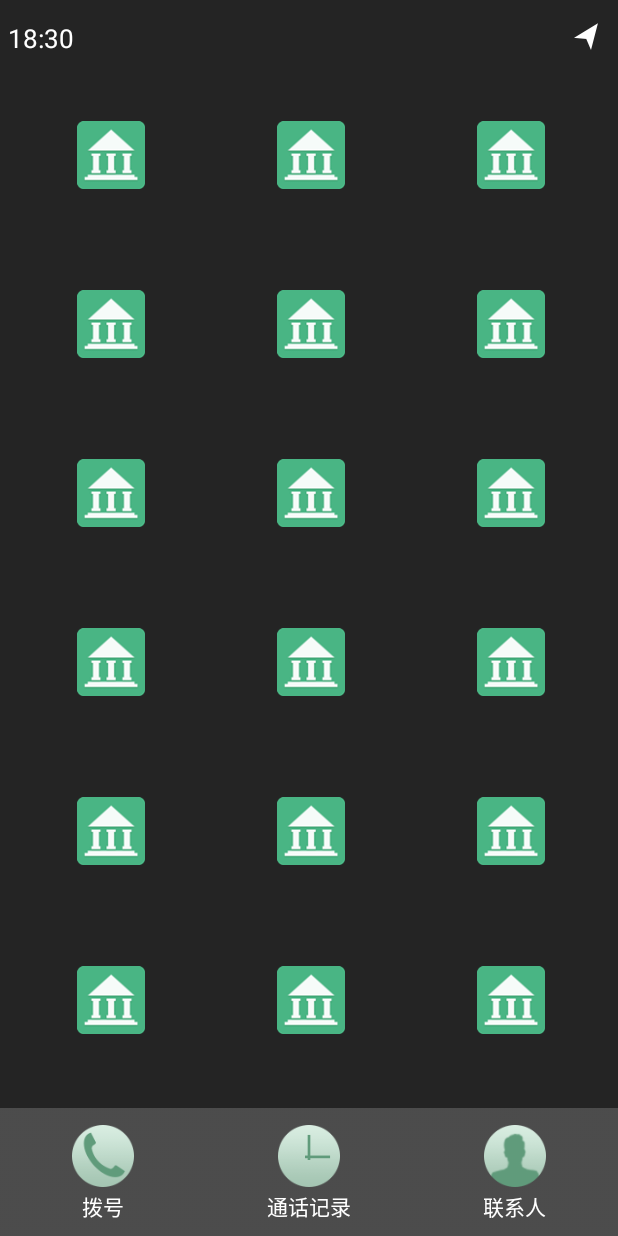
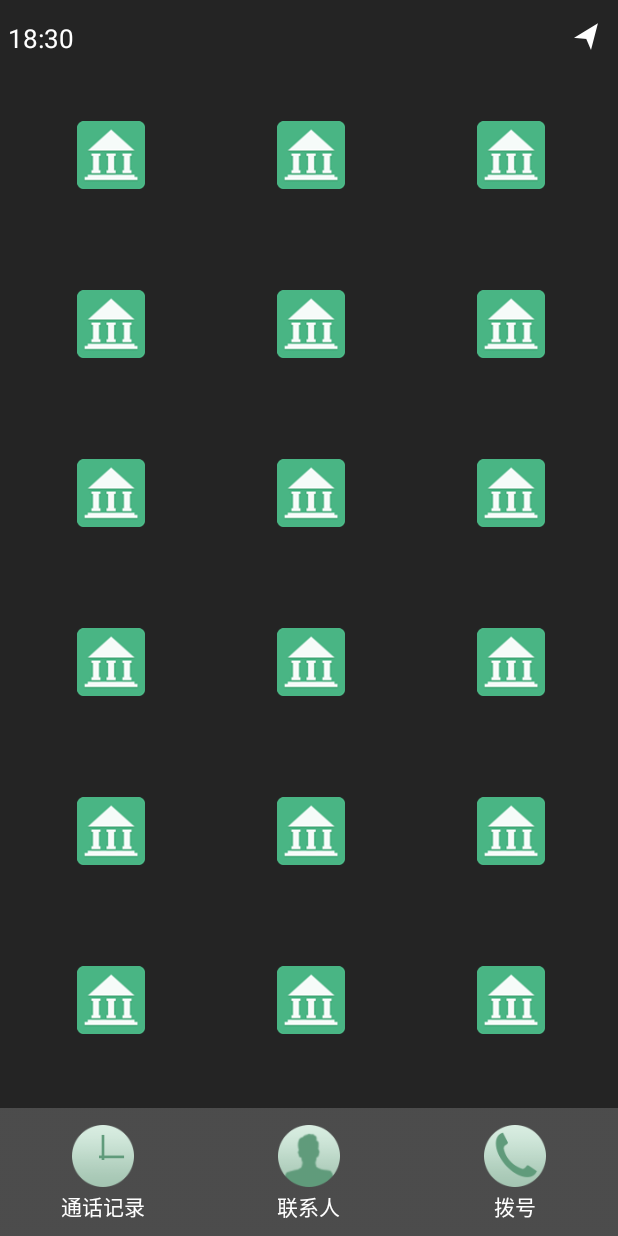
Before and after one commit to luyulove001/coeus-launcher, an Android app: the LauncherActivity screen opened directly, with no data from a screen before it, on a phone screen of 412 x 824 dp. Run offline under Robolectric (Android 15) with nearby library versions, the phone set to English and light mode, and no system bars; libraries missing offline, so code that uses them is left out: com.umeng.analytics, io.vov.vitamio; 22 statements that could not run were skipped.

Commit message:
合并分支

```diff
--- a/app/src/main/res/layout/dock.xml
+++ b/app/src/main/res/layout/dock.xml
@@ -7,34 +7,6 @@
               android:baselineAligned="false"
               android:orientation="horizontal" >
 
-    <LinearLayout
-        android:layout_width="0dp"
-        android:layout_height="match_parent"
-        android:layout_weight="1" >
-
-        <RelativeLayout
-            android:id="@+id/bt_dial"
-            android:layout_width="match_parent"
-            android:layout_height="fill_parent"
-            android:gravity="center" >
-
-            <ImageView
-                android:id="@+id/im_dial"
-                android:layout_width="match_parent"
-                android:layout_height="45dp"
-                android:background="#00000000"
-                android:padding="2dp"
-                android:src="@mipmap/dock_dail" />
-
-            <TextView
-                android:layout_width="wrap_content"
-                android:layout_height="wrap_content"
-                android:layout_below="@+id/im_dial"
-                android:layout_centerInParent="true"
-                android:text="@string/app_call"
-                android:textColor="@color/white" />
-        </RelativeLayout>
-    </LinearLayout>
 
     <LinearLayout
         android:layout_width="0dp"
@@ -177,5 +149,33 @@
                 android:textColor="@color/white" />
         </RelativeLayout>
     </LinearLayout>
+    <LinearLayout
+        android:layout_width="0dp"
+        android:layout_height="match_parent"
+        android:layout_weight="1" >
+
+        <RelativeLayout
+            android:id="@+id/bt_dial"
+            android:layout_width="match_parent"
+            android:layout_height="fill_parent"
+            android:gravity="center" >
+
+            <ImageView
+                android:id="@+id/im_dial"
+                android:layout_width="match_parent"
+                android:layout_height="45dp"
+                android:background="#00000000"
+                android:padding="2dp"
+                android:src="@mipmap/dock_dail" />
+
+            <TextView
+                android:layout_width="wrap_content"
+                android:layout_height="wrap_content"
+                android:layout_below="@+id/im_dial"
+                android:layout_centerInParent="true"
+                android:text="@string/app_call"
+                android:textColor="@color/white" />
+        </RelativeLayout>
+    </LinearLayout>
 
 </LinearLayout>
```
Also changed, not shown: app/src/main/assets/channel.xml (+0 -13 lines).
